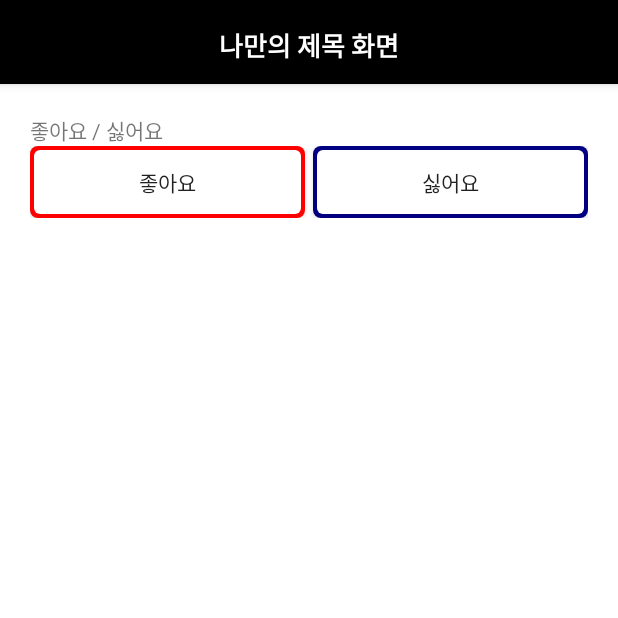
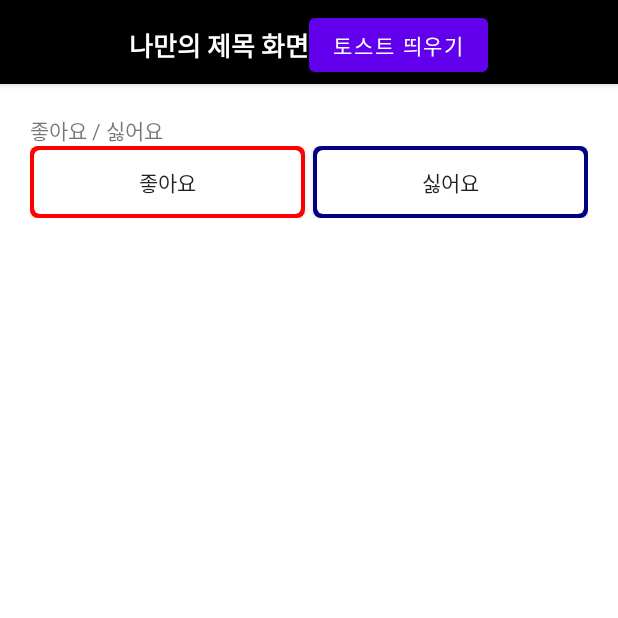
Before and after one commit to Tycoon19/DrawbleXmlPractice_Jaewhi, an Android app: the screen it shows after launch (MainActivity), on a phone screen of 412 x 824 dp, the top half of it. Run offline under Robolectric (Android 15) with nearby library versions, the phone set to English and light mode, and no system bars.

Commit message:
액션바에 버튼 추가 -> 액티비티로 가져와서 -> 토스트 등 이벤트 붙여보기

```diff
--- a/app/src/main/java/com/example/drawblexmlpractice_jaewhi/MainActivity.kt
+++ b/app/src/main/java/com/example/drawblexmlpractice_jaewhi/MainActivity.kt
@@ -2,10 +2,17 @@ package com.example.drawblexmlpractice_jaewhi
 
 import androidx.appcompat.app.AppCompatActivity
 import android.os.Bundle
+import android.widget.Button
+import android.widget.Toast
 import androidx.appcompat.app.ActionBar
 import androidx.appcompat.widget.Toolbar
 
 class MainActivity : AppCompatActivity() {
+
+//    액션바에 있는 UI를 담아줄 변수
+//    변수 : 멤버변수 -> 담아주는 행위 : onCreate()안에서
+    lateinit var toastBtn : Button
+
     override fun onCreate(savedInstanceState: Bundle?) {
         super.onCreate(savedInstanceState)
         setContentView(R.layout.activity_main)
@@ -24,5 +31,12 @@ class MainActivity : AppCompatActivity() {
 //        절대값으로 설정하는 기능을 불러와 양 옆의 여백을 각각 0으로 설정한다.
         toolbar.setContentInsetsAbsolute(0 , 0)
 
+//        커스텀 액션바에 달아둔 버튼 찾아오
+        toastBtn = defaultActionBar.customView.findViewById(R.id.toastBtn)
+
+        toastBtn.setOnClickListener {
+            Toast.makeText(this, "액션바를 통한 토스트", Toast.LENGTH_SHORT).show()
+        }
+
     }
 }
--- a/app/src/main/res/layout/my_cutom_actionbar.xml
+++ b/app/src/main/res/layout/my_cutom_actionbar.xml
@@ -14,4 +14,10 @@
         android:textStyle="bold"
         android:textSize="17sp"/>
 
+    <Button
+        android:id="@+id/toastBtn"
+        android:layout_width="wrap_content"
+        android:layout_height="wrap_content"
+        android:text="토스트 띄우기"/>
+
 </LinearLayout>
```
